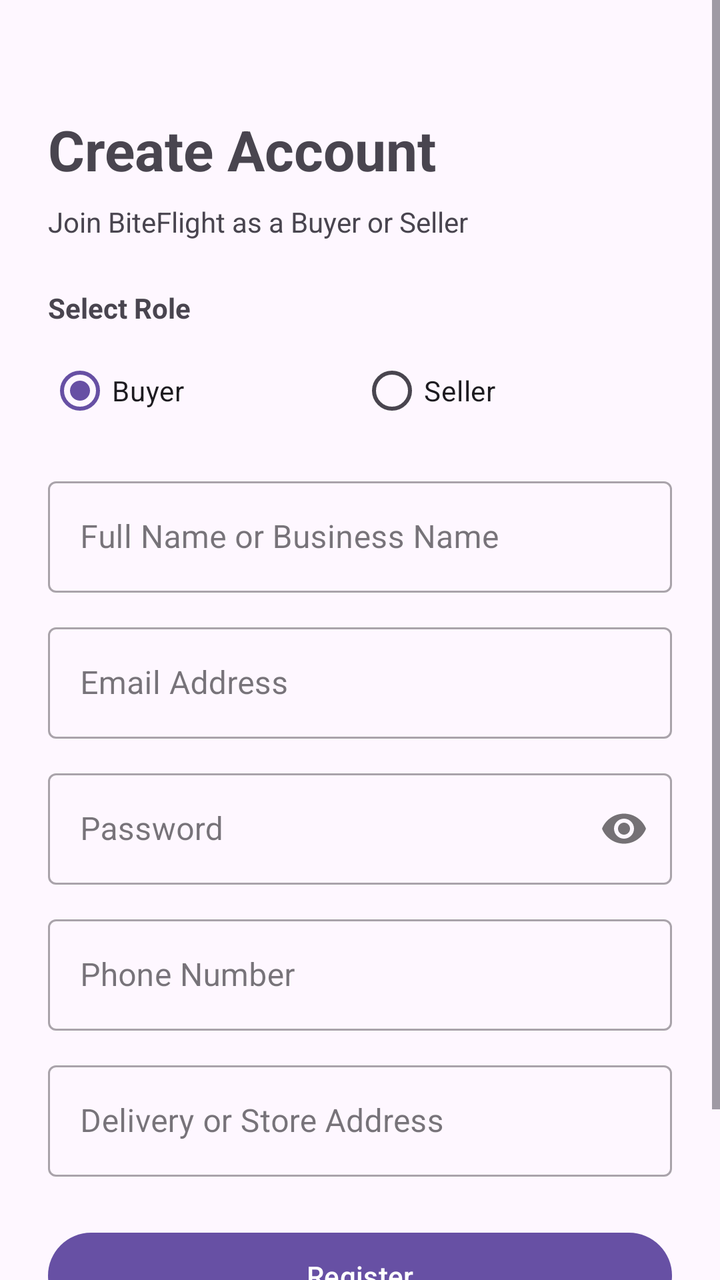
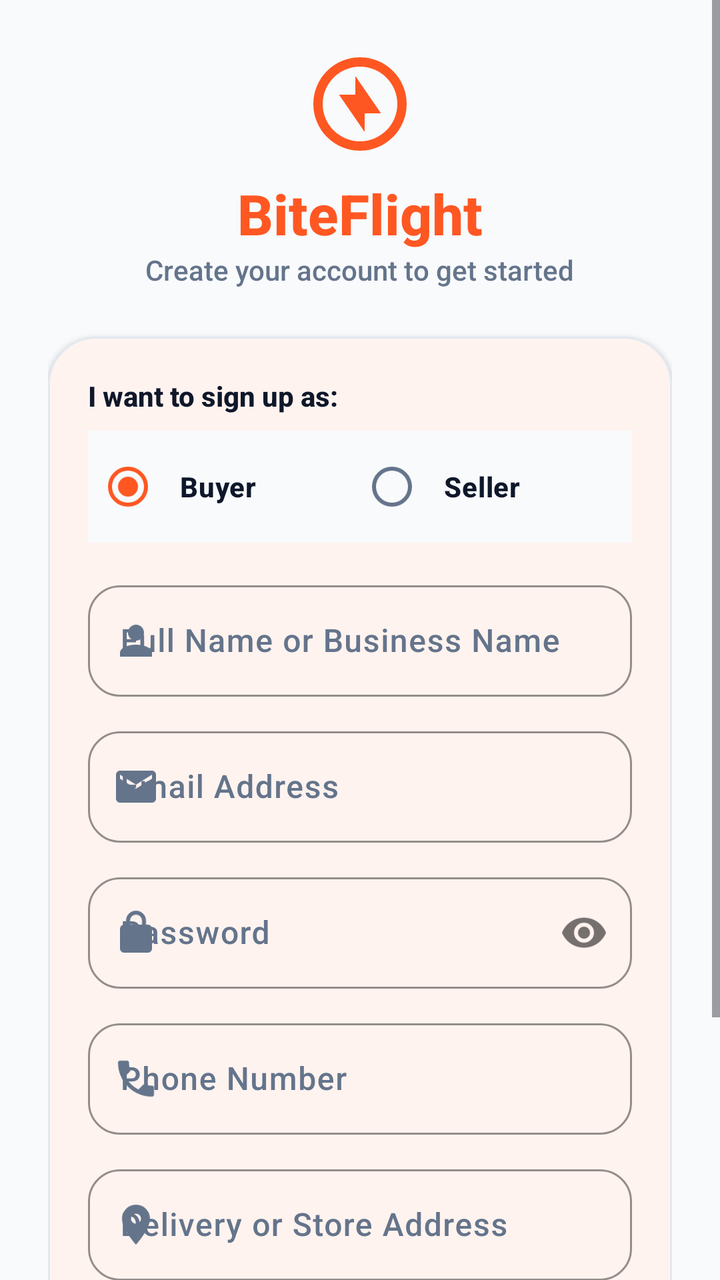

The first picture is an Android layout as it rendered before a commit; the second is the same layout after the commit. The layout source and the unified diff follow.
<!-- AndroidManifest.xml: application theme Theme.BiteFlight -->
<!-- res/layout/activity_sign_up.xml -->
<?xml version="1.0" encoding="utf-8"?>
<ScrollView xmlns:android="http://schemas.android.com/apk/res/android"
    xmlns:app="http://schemas.android.com/apk/res-auto"
    xmlns:tools="http://schemas.android.com/tools"
    android:layout_width="match_parent"
    android:layout_height="match_parent"
    android:fillViewport="true"
    tools:context=".ui.auth.SignUpActivity">

    <LinearLayout
        android:layout_width="match_parent"
        android:layout_height="wrap_content"
        android:orientation="vertical"
        android:padding="24dp">

        <TextView
            android:layout_width="wrap_content"
            android:layout_height="wrap_content"
            android:text="Create Account"
            android:textSize="28sp"
            android:textStyle="bold"
            android:layout_marginTop="32dp"
            android:layout_marginBottom="8dp" />

        <TextView
            android:layout_width="wrap_content"
            android:layout_height="wrap_content"
            android:text="Join BiteFlight as a Buyer or Seller"
            android:textColor="?android:attr/textColorSecondary"
            android:layout_marginBottom="24dp" />

        
        <TextView
            android:layout_width="wrap_content"
            android:layout_height="wrap_content"
            android:text="Select Role"
            android:textStyle="bold"
            android:layout_marginBottom="8dp" />

        <RadioGroup
            android:id="@+id/rgRole"
            android:layout_width="match_parent"
            android:layout_height="wrap_content"
            android:orientation="horizontal"
            android:layout_marginBottom="16dp">

            <RadioButton
                android:id="@+id/rbBuyer"
                android:layout_width="0dp"
                android:layout_height="wrap_content"
                android:layout_weight="1"
                android:checked="true"
                android:text="Buyer" />

            <RadioButton
                android:id="@+id/rbSeller"
                android:layout_width="0dp"
                android:layout_height="wrap_content"
                android:layout_weight="1"
                android:text="Seller" />
        </RadioGroup>

        
        <com.google.android.material.textfield.TextInputLayout
            android:id="@+id/tilName"
            style="@style/Widget.MaterialComponents.TextInputLayout.OutlinedBox"
            android:layout_width="match_parent"
            android:layout_height="wrap_content"
            android:layout_marginBottom="12dp"
            android:hint="Full Name or Business Name">

            <com.google.android.material.textfield.TextInputEditText
                android:id="@+id/etName"
                android:layout_width="match_parent"
                android:layout_height="wrap_content"
                android:inputType="textPersonName" />
        </com.google.android.material.textfield.TextInputLayout>

        
        <com.google.android.material.textfield.TextInputLayout
            android:id="@+id/tilEmail"
            style="@style/Widget.MaterialComponents.TextInputLayout.OutlinedBox"
            android:layout_width="match_parent"
            android:layout_height="wrap_content"
            android:layout_marginBottom="12dp"
            android:hint="Email Address">

            <com.google.android.material.textfield.TextInputEditText
                android:id="@+id/etEmail"
                android:layout_width="match_parent"
                android:layout_height="wrap_content"
                android:inputType="textEmailAddress" />
        </com.google.android.material.textfield.TextInputLayout>

        
        <com.google.android.material.textfield.TextInputLayout
            android:id="@+id/tilPassword"
            style="@style/Widget.MaterialComponents.TextInputLayout.OutlinedBox"
            android:layout_width="match_parent"
            android:layout_height="wrap_content"
            android:layout_marginBottom="12dp"
            app:passwordToggleEnabled="true"
            android:hint="Password">

            <com.google.android.material.textfield.TextInputEditText
                android:id="@+id/etPassword"
                android:layout_width="match_parent"
                android:layout_height="wrap_content"
                android:inputType="textPassword" />
        </com.google.android.material.textfield.TextInputLayout>

        
        <com.google.android.material.textfield.TextInputLayout
            android:id="@+id/tilPhone"
            style="@style/Widget.MaterialComponents.TextInputLayout.OutlinedBox"
            android:layout_width="match_parent"
            android:layout_height="wrap_content"
            android:layout_marginBottom="12dp"
            android:hint="Phone Number">

            <com.google.android.material.textfield.TextInputEditText
                android:id="@+id/etPhone"
                android:layout_width="match_parent"
                android:layout_height="wrap_content"
                android:inputType="phone" />
        </com.google.android.material.textfield.TextInputLayout>

        
        <com.google.android.material.textfield.TextInputLayout
            android:id="@+id/tilAddress"
            style="@style/Widget.MaterialComponents.TextInputLayout.OutlinedBox"
            android:layout_width="match_parent"
            android:layout_height="wrap_content"
            android:layout_marginBottom="24dp"
            android:hint="Delivery or Store Address">

            <com.google.android.material.textfield.TextInputEditText
                android:id="@+id/etAddress"
                android:layout_width="match_parent"
                android:layout_height="wrap_content"
                android:inputType="textPostalAddress" />
        </com.google.android.material.textfield.TextInputLayout>

        <Button
            android:id="@+id/btnSignUp"
            android:layout_width="match_parent"
            android:layout_height="wrap_content"
            android:text="Register"
            android:padding="12dp" />

        <ProgressBar
            android:id="@+id/progressBar"
            android:layout_width="wrap_content"
            android:layout_height="wrap_content"
            android:layout_gravity="center"
            android:visibility="gone"
            android:layout_marginTop="16dp" />

        <TextView
            android:id="@+id/tvLoginLink"
            android:layout_width="wrap_content"
            android:layout_height="wrap_content"
            android:layout_gravity="center"
            android:layout_marginTop="16dp"
            android:padding="8dp"
            android:text="Already have an account? Log In"
            android:textColor="?attr/colorPrimary" />

    </LinearLayout>
</ScrollView>
<!-- resources referenced by this layout -->
<resources>
  <style name="Base.Theme.BiteFlight" parent="Theme.Material3.DayNight.NoActionBar">
          
          
      </style>
  <!-- unchanged entries left out for length: 1 -->
</resources>

<!-- the commit's change to res/layout/activity_sign_up.xml (unified diff, before → after) -->
@@ -5,166 +5,229 @@
     android:layout_width="match_parent"
     android:layout_height="match_parent"
     android:fillViewport="true"
+    android:background="@color/background"
     tools:context=".ui.auth.SignUpActivity">
 
     <LinearLayout
         android:layout_width="match_parent"
         android:layout_height="wrap_content"
+        android:gravity="center"
         android:orientation="vertical"
         android:padding="24dp">
 
+        
+        <ImageView
+            android:layout_width="56dp"
+            android:layout_height="56dp"
+            android:contentDescription="BiteFlight Logo"
+            android:src="@drawable/ic_logo"
+            android:layout_marginBottom="8dp" />
+
         <TextView
             android:layout_width="wrap_content"
             android:layout_height="wrap_content"
-            android:text="Create Account"
+            android:text="BiteFlight"
+            android:textColor="@color/primary"
             android:textSize="28sp"
-            android:textStyle="bold"
-            android:layout_marginTop="32dp"
-            android:layout_marginBottom="8dp" />
+            android:textStyle="bold" />
 
         <TextView
             android:layout_width="wrap_content"
             android:layout_height="wrap_content"
-            android:text="Join BiteFlight as a Buyer or Seller"
-            android:textColor="?android:attr/textColorSecondary"
+            android:text="Create your account to get started"
+            android:textColor="@color/text_secondary"
+            android:textSize="14sp"
             android:layout_marginBottom="24dp" />
 
         
-        <TextView
-            android:layout_width="wrap_content"
-            android:layout_height="wrap_content"
-            android:text="Select Role"
-            android:textStyle="bold"
-            android:layout_marginBottom="8dp" />
-
-        <RadioGroup
-            android:id="@+id/rgRole"
+        <com.google.android.material.card.MaterialCardView
             android:layout_width="match_parent"
             android:layout_height="wrap_content"
-            android:orientation="horizontal"
-            android:layout_marginBottom="16dp">
-
-            <RadioButton
-                android:id="@+id/rbBuyer"
-                android:layout_width="0dp"
-                android:layout_height="wrap_content"
-                android:layout_weight="1"
-                android:checked="true"
-                android:text="Buyer" />
-
-            <RadioButton
-                android:id="@+id/rbSeller"
-                android:layout_width="0dp"
-                android:layout_height="wrap_content"
-                android:layout_weight="1"
-                android:text="Seller" />
-        </RadioGroup>
-
-        
-        <com.google.android.material.textfield.TextInputLayout
-            android:id="@+id/tilName"
-            style="@style/Widget.MaterialComponents.TextInputLayout.OutlinedBox"
-            android:layout_width="match_parent"
-            android:layout_height="wrap_content"
-            android:layout_marginBottom="12dp"
-            android:hint="Full Name or Business Name">
-
-            <com.google.android.material.textfield.TextInputEditText
-                android:id="@+id/etName"
+            app:cardCornerRadius="24dp"
+            app:cardElevation="2dp"
+            app:cardBackgroundColor="@color/surface"
+            app:strokeColor="@color/border_color"
+            app:strokeWidth="1dp">
+
+            <LinearLayout
                 android:layout_width="match_parent"
                 android:layout_height="wrap_content"
-                android:inputType="textPersonName" />
-        </com.google.android.material.textfield.TextInputLayout>
+                android:orientation="vertical"
+                android:padding="20dp">
+
+                
+                <TextView
+                    android:layout_width="wrap_content"
+                    android:layout_height="wrap_content"
+                    android:text="I want to sign up as:"
+                    android:textColor="@color/text_primary"
+                    android:textSize="14sp"
+                    android:textStyle="bold"
+                    android:layout_marginBottom="8dp" />
+
+                <RadioGroup
+                    android:id="@+id/rgRole"
+                    android:layout_width="match_parent"
+                    android:layout_height="wrap_content"
+                    android:orientation="horizontal"
+                    android:layout_marginBottom="16dp"
+                    android:background="@color/background"
+                    android:padding="4dp">
+
+                    <RadioButton
+                        android:id="@+id/rbBuyer"
+                        android:layout_width="0dp"
+                        android:layout_height="wrap_content"
+                        android:layout_weight="1"
+                        android:checked="true"
+                        android:padding="10dp"
+                        android:text="Buyer"
+                        android:textColor="@color/text_primary"
+                        android:textSize="14sp"
+                        android:textStyle="bold" />
+
+                    <RadioButton
+                        android:id="@+id/rbSeller"
+                        android:layout_width="0dp"
+                        android:layout_height="wrap_content"
+                        android:layout_weight="1"
+                        android:padding="10dp"
+                        android:text="Seller"
+                        android:textColor="@color/text_primary"
+                        android:textSize="14sp"
+                        android:textStyle="bold" />
+                </RadioGroup>
+
+                
+                <com.google.android.material.textfield.TextInputLayout
+                    android:id="@+id/tilName"
+                    style="@style/Widget.BiteFlight.TextInputLayout"
+                    android:layout_width="match_parent"
+                    android:layout_height="wrap_content"
+                    android:layout_marginBottom="12dp"
+                    app:startIconDrawable="@drawable/ic_person"
+                    android:hint="Full Name or Business Name">
+
+                    <com.google.android.material.textfield.TextInputEditText
+                        android:id="@+id/etName"
+                        android:layout_width="match_parent"
+                        android:layout_height="wrap_content"
+                        android:inputType="textPersonName" />
+                </com.google.android.material.textfield.TextInputLayout>
+
+                
+                <com.google.android.material.textfield.TextInputLayout
+                    android:id="@+id/tilEmail"
+                    style="@style/Widget.BiteFlight.TextInputLayout"
+                    android:layout_width="match_parent"
+                    android:layout_height="wrap_content"
+                    android:layout_marginBottom="12dp"
+                    app:startIconDrawable="@drawable/ic_email"
+                    android:hint="Email Address">
+
+                    <com.google.android.material.textfield.TextInputEditText
+                        android:id="@+id/etEmail"
+                        android:layout_width="match_parent"
+                        android:layout_height="wrap_content"
+                        android:inputType="textEmailAddress" />
+                </com.google.android.material.textfield.TextInputLayout>
+
+                
+                <com.google.android.material.textfield.TextInputLayout
+                    android:id="@+id/tilPassword"
+                    style="@style/Widget.BiteFlight.TextInputLayout"
+                    android:layout_width="match_parent"
+                    android:layout_height="wrap_content"
+                    android:layout_marginBottom="12dp"
+                    app:startIconDrawable="@drawable/ic_lock"
+                    app:passwordToggleEnabled="true"
+                    android:hint="Password">
+
+                    <com.google.android.material.textfield.TextInputEditText
+                        android:id="@+id/etPassword"
+                        android:layout_width="match_parent"
+                        android:layout_height="wrap_content"
+                        android:inputType="textPassword" />
+                </com.google.android.material.textfield.TextInputLayout>
+
+                
+                <com.google.android.material.textfield.TextInputLayout
+                    android:id="@+id/tilPhone"
+                    style="@style/Widget.BiteFlight.TextInputLayout"
+                    android:layout_width="match_parent"
+                    android:layout_height="wrap_content"
+                    android:layout_marginBottom="12dp"
+                    app:startIconDrawable="@drawable/ic_phone"
+                    android:hint="Phone Number">
+
+                    <com.google.android.material.textfield.TextInputEditText
+                        android:id="@+id/etPhone"
+                        android:layout_width="match_parent"
+                        android:layout_height="wrap_content"
+                        android:inputType="phone" />
+                </com.google.android.material.textfield.TextInputLayout>
+
+                
+                <com.google.android.material.textfield.TextInputLayout
+                    android:id="@+id/tilAddress"
+                    style="@style/Widget.BiteFlight.TextInputLayout"
+                    android:layout_width="match_parent"
+                    android:layout_height="wrap_content"
+                    android:layout_marginBottom="20dp"
+                    app:startIconDrawable="@drawable/ic_location"
+                    android:hint="Delivery or Store Address">
+
+                    <com.google.android.material.textfield.TextInputEditText
+                        android:id="@+id/etAddress"
+                        android:layout_width="match_parent"
+                        android:layout_height="wrap_content"
+                        android:inputType="textPostalAddress" />
+                </com.google.android.material.textfield.TextInputLayout>
+
+                
+                <com.google.android.material.button.MaterialButton
+                    android:id="@+id/btnSignUp"
+                    style="@style/Widget.BiteFlight.Button"
+                    android:layout_width="match_parent"
+                    android:layout_height="54dp"
+                    android:text="Register" />
+
+                <ProgressBar
+                    android:id="@+id/progressBar"
+                    android:layout_width="wrap_content"
+                    android:layout_height="wrap_content"
+                    android:layout_gravity="center"
+                    android:visibility="gone"
+                    android:layout_marginTop="16dp" />
+
+            </LinearLayout>
+        </com.google.android.material.card.MaterialCardView>
 
         
-        <com.google.android.material.textfield.TextInputLayout
-            android:id="@+id/tilEmail"
-            style="@style/Widget.MaterialComponents.TextInputLayout.OutlinedBox"
-            android:layout_width="match_parent"
-            android:layout_height="wrap_content"
-            android:layout_marginBottom="12dp"
-            android:hint="Email Address">
-
-            <com.google.android.material.textfield.TextInputEditText
-                android:id="@+id/etEmail"
-                android:layout_width="match_parent"
+        <LinearLayout
+            android:layout_width="wrap_content"
+            android:layout_height="wrap_content"
+            android:orientation="horizontal"
+            android:layout_marginTop="20dp"
+            android:gravity="center">
+
+            <TextView
+                android:layout_width="wrap_content"
                 android:layout_height="wrap_content"
-                android:inputType="textEmailAddress" />
-        </com.google.android.material.textfield.TextInputLayout>
-
-        
-        <com.google.android.material.textfield.TextInputLayout
-            android:id="@+id/tilPassword"
-            style="@style/Widget.MaterialComponents.TextInputLayout.OutlinedBox"
-            android:layout_width="match_parent"
-            android:layout_height="wrap_content"
-            android:layout_marginBottom="12dp"
-            app:passwordToggleEnabled="true"
-            android:hint="Password">
-
-            <com.google.android.material.textfield.TextInputEditText
-                android:id="@+id/etPassword"
-                android:layout_width="match_parent"
+                android:text="Already have an account? "
+                android:textColor="@color/text_secondary"
+                android:textSize="14sp" />
+
+            <TextView
+                android:id="@+id/tvLoginLink"
+                android:layout_width="wrap_content"
                 android:layout_height="wrap_content"
-                android:inputType="textPassword" />
-        </com.google.android.material.textfield.TextInputLayout>
-
-        
-        <com.google.android.material.textfield.TextInputLayout
-            android:id="@+id/tilPhone"
-            style="@style/Widget.MaterialComponents.TextInputLayout.OutlinedBox"
-            android:layout_width="match_parent"
-            android:layout_height="wrap_content"
-            android:layout_marginBottom="12dp"
-            android:hint="Phone Number">
-
-            <com.google.android.material.textfield.TextInputEditText
-                android:id="@+id/etPhone"
-                android:layout_width="match_parent"
-                android:layout_height="wrap_content"
-                android:inputType="phone" />
-        </com.google.android.material.textfield.TextInputLayout>
-
-        
-        <com.google.android.material.textfield.TextInputLayout
-            android:id="@+id/tilAddress"
-            style="@style/Widget.MaterialComponents.TextInputLayout.OutlinedBox"
-            android:layout_width="match_parent"
-            android:layout_height="wrap_content"
-            android:layout_marginBottom="24dp"
-            android:hint="Delivery or Store Address">
-
-            <com.google.android.material.textfield.TextInputEditText
-                android:id="@+id/etAddress"
-                android:layout_width="match_parent"
-                android:layout_height="wrap_content"
-                android:inputType="textPostalAddress" />
-        </com.google.android.material.textfield.TextInputLayout>
-
-        <Button
-            android:id="@+id/btnSignUp"
-            android:layout_width="match_parent"
-            android:layout_height="wrap_content"
-            android:text="Register"
-            android:padding="12dp" />
-
-        <ProgressBar
-            android:id="@+id/progressBar"
-            android:layout_width="wrap_content"
-            android:layout_height="wrap_content"
-            android:layout_gravity="center"
-            android:visibility="gone"
-            android:layout_marginTop="16dp" />
-
-        <TextView
-            android:id="@+id/tvLoginLink"
-            android:layout_width="wrap_content"
-            android:layout_height="wrap_content"
-            android:layout_gravity="center"
-            android:layout_marginTop="16dp"
-            android:padding="8dp"
-            android:text="Already have an account? Log In"
-            android:textColor="?attr/colorPrimary" />
+                android:text="Log In"
+                android:textColor="@color/primary"
+                android:textSize="14sp"
+                android:textStyle="bold"
+                android:padding="4dp" />
+        </LinearLayout>
 
     </LinearLayout>
 </ScrollView>
<!-- resource entries referenced after the edit -->
@@ -1,9 +1,108 @@
 <!-- resources referenced by this layout -->
 <resources>
+  <color name="background">#F8FAFC</color>
+  <color name="border_color">#E2E8F0</color>
+  <color name="primary">#FF5722</color>
+  <color name="surface">#FFFFFF</color>
+  <color name="text_primary">#0F172A</color>
+  <color name="text_secondary">#64748B</color>
+  <!-- drawable ic_email (drawable) -->
+  <vector xmlns:android="http://schemas.android.com/apk/res/android"
+      android:width="24dp"
+      android:height="24dp"
+      android:viewportWidth="24"
+      android:viewportHeight="24">
+      <path
+          android:fillColor="#64748B"
+          android:pathData="M20,4H4C2.9,4 2,4.9 2,6V18C2,19.1 2.9,20 4,20H20C21.1,20 22,19.1 22,18V6C22,4.9 21.1,4 20,4M20,8L12,13L4,8V6L12,11L20,6V8Z" />
+  </vector>
+  <!-- drawable ic_location (drawable) -->
+  <vector xmlns:android="http://schemas.android.com/apk/res/android"
+      android:width="24dp"
+      android:height="24dp"
+      android:viewportWidth="24"
+      android:viewportHeight="24">
+      <path
+          android:fillColor="#64748B"
+          android:pathData="M12,2A7,7 0 0,0 5,9C5,14.25 12,22 12,22C12,22 19,14.25 19,9A7,7 0 0,0 12,2M12,11.5A2.5,2.5 0 0,1 9.5,9A2.5,2.5 0 0,1 12,6.5A2.5,2.5 0 0,1 14.5,9A2.5,2.5 0 0,1 12,11.5Z" />
+  </vector>
+  <!-- drawable ic_lock (drawable) -->
+  <vector xmlns:android="http://schemas.android.com/apk/res/android"
+      android:width="24dp"
+      android:height="24dp"
+      android:viewportWidth="24"
+      android:viewportHeight="24">
+      <path
+          android:fillColor="#64748B"
+          android:pathData="M12,17A2,2 0 0,0 14,15A2,2 0 0,0 12,13A2,2 0 0,0 10,15A2,2 0 0,0 12,17M18,8H17V6A5,5 0 0,0 12,1A5,5 0 0,0 7,6V8H6A2,2 0 0,0 4,10V20A2,2 0 0,0 6,22H18A2,2 0 0,0 20,20V10A2,2 0 0,0 18,8M9,6A3,3 0 0,1 12,3A3,3 0 0,1 15,6V8H9V6Z" />
+  </vector>
+  <!-- drawable ic_logo (drawable) -->
+  <vector xmlns:android="http://schemas.android.com/apk/res/android"
+      android:width="48dp"
+      android:height="48dp"
+      android:viewportWidth="24"
+      android:viewportHeight="24">
+      <path
+          android:fillColor="#FF5722"
+          android:pathData="M12,2A10,10 0 0,0 2,12A10,10 0 0,0 12,22A10,10 0 0,0 22,12A10,10 0 0,0 12,2M12,4A8,8 0 0,1 20,12A8,8 0 0,1 12,20A8,8 0 0,1 4,12A8,8 0 0,1 12,4M11,6V10H7.5L13,18V14H16.5L11,6Z" />
+  </vector>
+  <!-- drawable ic_person (drawable) -->
+  <vector xmlns:android="http://schemas.android.com/apk/res/android"
+      android:width="24dp"
+      android:height="24dp"
+      android:viewportWidth="24"
+      android:viewportHeight="24">
+      <path
+          android:fillColor="#64748B"
+          android:pathData="M12,4A4,4 0 0,1 16,8A4,4 0 0,1 12,12A4,4 0 0,1 8,8A4,4 0 0,1 12,4M12,14C16.42,14 20,15.79 20,18V20H4V18C4,15.79 7.58,14 12,14Z" />
+  </vector>
+  <!-- drawable ic_phone (drawable) -->
+  <vector xmlns:android="http://schemas.android.com/apk/res/android"
+      android:width="24dp"
+      android:height="24dp"
+      android:viewportWidth="24"
+      android:viewportHeight="24">
+      <path
+          android:fillColor="#64748B"
+          android:pathData="M6.62,10.79C8.06,13.62 10.38,15.94 13.21,17.38L15.41,15.18C15.69,14.92 16.08,14.82 16.43,14.94C17.55,15.31 18.76,15.51 20,15.51C20.55,15.51 21,15.96 21,16.51V20C21,20.55 20.55,21 20,21C10.61,21 3,13.39 3,4C3,3.45 3.45,3 4,3H7.5C8.05,3 8.5,3.45 8.5,4C8.5,5.25 8.7,6.45 9.07,7.57C9.18,7.92 9.1,8.31 8.82,8.59L6.62,10.79Z" />
+  </vector>
+  <style name="Widget.BiteFlight.Button" parent="Widget.Material3.Button">
+          <item name="cornerRadius">16dp</item>
+          <item name="android:insetTop">0dp</item>
+          <item name="android:insetBottom">0dp</item>
+          <item name="android:textSize">16sp</item>
+          <item name="android:textStyle">bold</item>
+          <item name="backgroundTint">@color/primary</item>
+      </style>
+  <style name="Widget.BiteFlight.TextInputLayout" parent="Widget.Material3.TextInputLayout.OutlinedBox">
+          <item name="boxCornerRadiusTopStart">16dp</item>
+          <item name="boxCornerRadiusTopEnd">16dp</item>
+          <item name="boxCornerRadiusBottomStart">16dp</item>
+          <item name="boxCornerRadiusBottomEnd">16dp</item>
+          <item name="boxStrokeColor">@color/primary</item>
+          <item name="hintTextColor">@color/text_secondary</item>
+          <item name="startIconTint">@color/text_secondary</item>
+      </style>
   <style name="Base.Theme.BiteFlight" parent="Theme.Material3.DayNight.NoActionBar">
           
+          <item name="colorPrimary">@color/primary</item>
+          <item name="colorOnPrimary">@color/white</item>
+          <item name="colorPrimaryContainer">@color/primary_light</item>
+          <item name="colorOnPrimaryContainer">@color/primary_dark</item>
+          <item name="colorSecondary">@color/secondary</item>
+          <item name="colorOnSecondary">@color/white</item>
+          <item name="android:colorBackground">@color/background</item>
+          <item name="colorSurface">@color/surface</item>
+          <item name="colorOnSurface">@color/text_primary</item>
+          <item name="colorOnSurfaceVariant">@color/text_secondary</item>
+  
           
+          <item name="fontFamily">sans-serif-medium</item>
       </style>
+  <color name="white">#FFFFFFFF</color>
+  <color name="primary_light">#FFEFEA</color>
+  <color name="primary_dark">#E64A19</color>
+  <color name="secondary">#0F172A</color>
   <!-- unchanged entries left out for length: 1 -->
 </resources>
 
